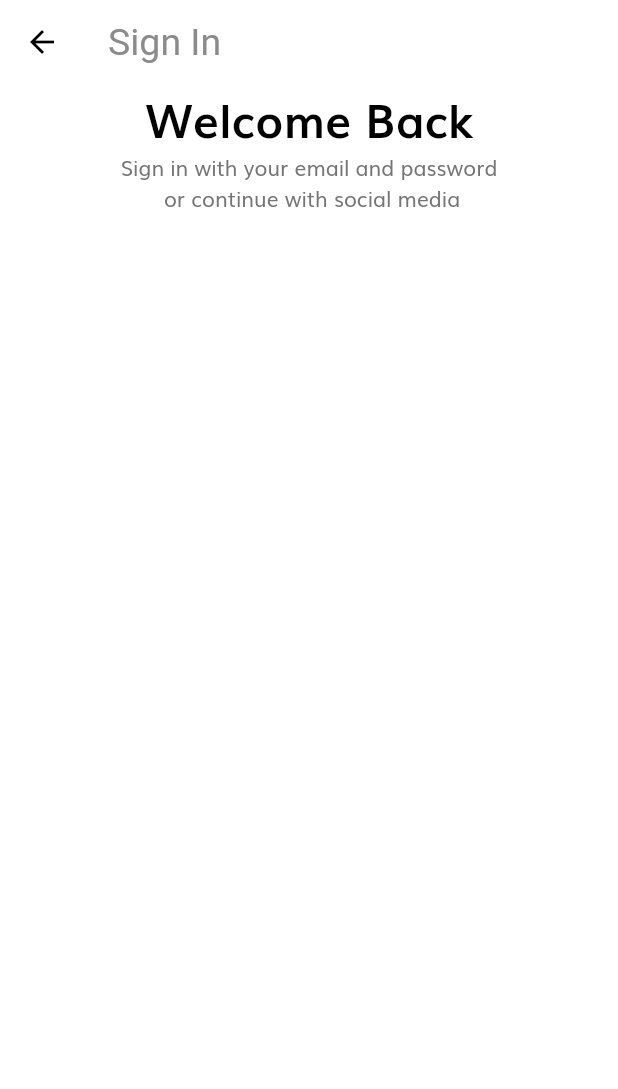
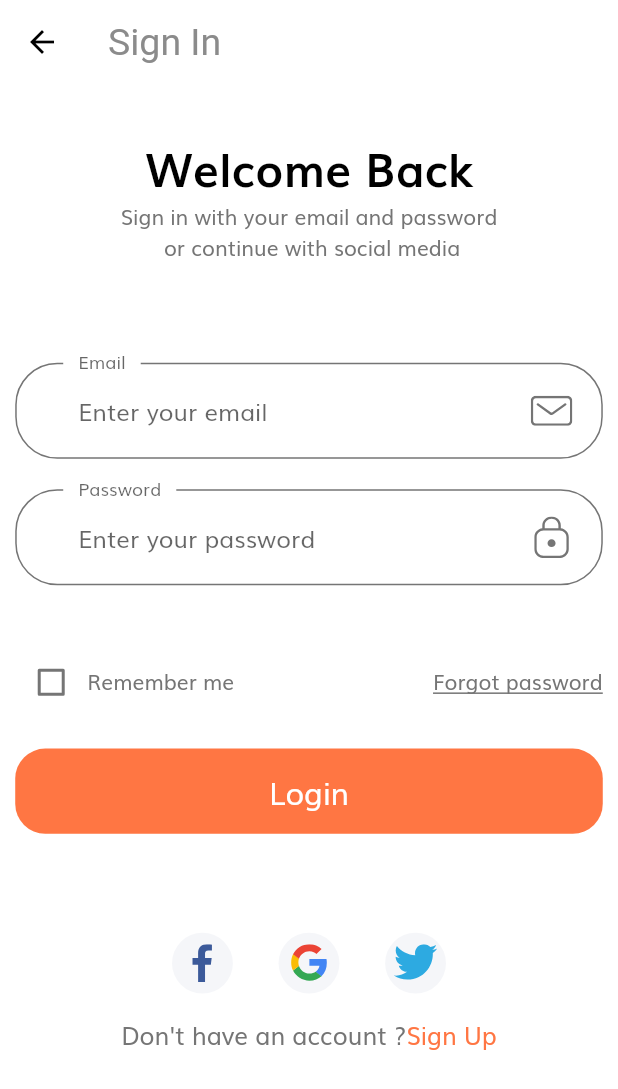
Before and after one commit to DelRoos/e-commerce-themplate, a Flutter app: the screen it shows after launch, after a tap on "Continue", on a phone screen of 412 x 824 dp. Shown: the top 1089 px of the screen. Run offline on Flutter 3.47's test engine with Material 2 defaults, Android fonts, the phone set to English and light mode, and no system bars; our stand-ins replace flutter_svg.

Commit message:
middle sign in

```diff
--- /dev/null
+++ b/lib/components/custom_surffix_icon.dart
@@ -0,0 +1,27 @@
+import 'package:e_commerce/size_config.dart';
+import 'package:flutter/material.dart';
+import 'package:flutter_svg/flutter_svg.dart';
+
+class CustomSuffix extends StatelessWidget {
+  const CustomSuffix({
+    required this.svgIcon,
+    Key? key,
+  }) : super(key: key);
+  final String svgIcon;
+
+  @override
+  Widget build(BuildContext context) {
+    return Padding(
+      padding: EdgeInsets.fromLTRB(
+        0,
+        getProportionalWidth(20),
+        getProportionalWidth(40),
+        getProportionalWidth(20),
+      ),
+      child: SvgPicture.asset(
+        svgIcon,
+        height: getProportionalWidth(18),
+      ),
+    );
+  }
+}
--- /dev/null
+++ b/lib/components/form_error_text.dart
@@ -0,0 +1,36 @@
+import 'package:e_commerce/size_config.dart';
+import 'package:flutter/material.dart';
+import 'package:flutter_svg/flutter_svg.dart';
+
+class FormError extends StatelessWidget {
+  const FormError({
+    Key? key,
+    required this.errors,
+  }) : super(key: key);
+
+  final List<String> errors;
+
+  @override
+  Widget build(BuildContext context) {
+    return Column(
+      children: List.generate(
+          errors.length, (index) => formErrorText(error: errors[index])),
+    );
+  }
+
+  Row formErrorText({required String error}) {
+    return Row(
+      children: <Widget>[
+        SvgPicture.asset(
+          "assets/icons/Error.svg",
+          height: getProportionalWidth(14),
+          width: getProportionalWidth(14),
+        ),
+        SizedBox(
+          width: getProportionalWidth(10),
+        ),
+        Text(error),
+      ],
+    );
+  }
+}
--- /dev/null
+++ b/lib/components/social_card.dart
@@ -0,0 +1,32 @@
+import 'package:e_commerce/size_config.dart';
+import 'package:flutter/material.dart';
+import 'package:flutter_svg/flutter_svg.dart';
+
+class SocialCard extends StatelessWidget {
+  const SocialCard({
+    Key? key,
+    required this.icon,
+    required this.press,
+  }) : super(key: key);
+
+  final String icon;
+  final VoidCallback press;
+
+  @override
+  Widget build(BuildContext context) {
+    return GestureDetector(
+      onTap: press,
+      child: Container(
+        margin: EdgeInsets.symmetric(horizontal: getProportionalWidth(15 + 5)),
+        padding: EdgeInsets.all(getProportionalWidth(15)),
+        height: getProportionalHeight(40),
+        width: getProportionalWidth(40 + 60),
+        decoration: BoxDecoration(
+          color: Color(0xFFF5F6F9),
+          shape: BoxShape.circle,
+        ),
+        child: SvgPicture.asset(icon),
+      ),
+    );
+  }
+}
--- a/lib/constants.dart
+++ b/lib/constants.dart
@@ -11,3 +11,14 @@ const kSecondaryColor = Color(0xFF979797);
 const kTextColor = Color(0xFF757575);
 
 const kAnimationDuration = Duration(milliseconds: 200);
+
+final RegExp emailValidatorRegExp =
+    RegExp(r"^[a-zA-Z0-9.]+@[a-zA-Z0-9]+\.[a-zA-Z]+");
+const String kEmailNullError = "Please Enter your email";
+const String kInvalidEmailError = "Please Enter Valid Email";
+const String kPassNullError = "Please Enter your password";
+const String kShortPassError = "Password is too short";
+const String kMatchPassError = "Passwords don't match";
+const String kNamelNullError = "Please Enter your name";
+const String kPhoneNumberNullError = "Please Enter your phone number";
+const String kAddressNullError = "Please Enter your address";
--- a/lib/screens/sign_in/components/body.dart
+++ b/lib/screens/sign_in/components/body.dart
@@ -1,3 +1,6 @@
+import 'package:e_commerce/components/social_card.dart';
+import 'package:e_commerce/constants.dart';
+import 'package:e_commerce/screens/sign_in/components/sign_in_form.dart';
 import 'package:e_commerce/size_config.dart';
 import 'package:flutter/material.dart';
 
@@ -9,8 +12,16 @@ class Body extends StatelessWidget {
     return SafeArea(
       child: SizedBox(
         width: double.infinity,
+        child: Padding(
+          padding: EdgeInsets.symmetric(
+            horizontal: getProportionalWidth(20),
+          ),
+          child: SingleChildScrollView(
             child: Column(
               children: <Widget>[
+                SizedBox(
+                  height: SizeConfig.screenHeight * 0.04,
+                ),
                 Text(
                   'Welcome Back',
                   style: TextStyle(
@@ -23,7 +34,54 @@ class Body extends StatelessWidget {
                   "Sign in with your email and password\n or continue with social media",
                   textAlign: TextAlign.center,
                 ),
+                SizedBox(
+                  height: SizeConfig.screenHeight * 0.08,
+                ),
+                SignForm(),
+                SizedBox(
+                  height: SizeConfig.screenHeight * 0.08,
+                ),
+                Row(
+                  mainAxisAlignment: MainAxisAlignment.center,
+                  children: [
+                    SocialCard(
+                      icon: "assets/icons/facebook-2.svg",
+                      press: () {},
+                    ),
+                    SocialCard(
+                      icon: "assets/icons/google-icon.svg",
+                      press: () {},
+                    ),
+                    SocialCard(
+                      icon: "assets/icons/twitter.svg",
+                      press: () {},
+                    ),
                   ],
+                ),
+                SizedBox(
+                  height: getProportionalWidth(20 + 10),
+                ),
+                Row(
+                  mainAxisAlignment: MainAxisAlignment.center,
+                  children: <Widget>[
+                    Text(
+                      "Don't have an account ?",
+                      style: TextStyle(
+                        fontSize: getProportionalWidth(16 * 2),
+                      ),
+                    ),
+                    Text(
+                      "Sign Up",
+                      style: TextStyle(
+                        fontSize: getProportionalWidth(16 * 2),
+                        color: kPrimaryColor,
+                      ),
+                    ),
+                  ],
+                ),
+              ],
+            ),
+          ),
         ),
       ),
     );
--- /dev/null
+++ b/lib/screens/sign_in/components/sign_in_form.dart
@@ -0,0 +1,154 @@
+import 'package:e_commerce/components/custom_surffix_icon.dart';
+import 'package:e_commerce/components/default_button.dart';
+import 'package:e_commerce/components/form_error_text.dart';
+import 'package:e_commerce/constants.dart';
+import 'package:e_commerce/size_config.dart';
+import 'package:flutter/material.dart';
+
+class SignForm extends StatefulWidget {
+  const SignForm({Key? key}) : super(key: key);
+
+  @override
+  _SignFormState createState() => _SignFormState();
+}
+
+class _SignFormState extends State<SignForm> {
+  final _formKey = GlobalKey<FormState>();
+  final List<String> errors = [];
+  late String email, password;
+  bool remember = false;
+
+  @override
+  Widget build(BuildContext context) {
+    return Form(
+      key: _formKey,
+      child: Column(
+        children: <Widget>[
+          buildEmailMethod(),
+          SizedBox(
+            height: getProportionalHeight(20),
+          ),
+          buildPasswordMethod(),
+          SizedBox(
+            height: getProportionalHeight(20),
+          ),
+          FormError(errors: errors),
+          SizedBox(
+            height: getProportionalHeight(20),
+          ),
+          Row(
+            children: <Widget>[
+              Checkbox(
+                  value: remember,
+                  activeColor: kPrimaryColor,
+                  onChanged: (value) {
+                    setState(() {
+                      remember = value!;
+                    });
+                  }),
+              Text("Remember me"),
+              Spacer(),
+              Text(
+                "Forgot password",
+                style: TextStyle(
+                  decoration: TextDecoration.underline,
+                ),
+              ),
+            ],
+          ),
+          SizedBox(
+            height: getProportionalHeight(20),
+          ),
+          DefaultButton(
+              text: "Login",
+              press: () {
+                if (_formKey.currentState!.validate()) {
+                  _formKey.currentState!.save();
+                }
+              }),
+        ],
+      ),
+    );
+  }
+
+  TextFormField buildPasswordMethod() {
+    return TextFormField(
+      onSaved: (value) => password = value!,
+      obscureText: true,
+      keyboardType: TextInputType.emailAddress,
+      onChanged: (value) {
+        if (value.isEmpty && !errors.contains(kPassNullError)) {
+          setState(() {
+            errors.remove(kPassNullError);
+          });
+          return null;
+        } else if (value.length < 8 && !errors.contains(kShortPassError)) {
+          setState(() {
+            errors.remove(kShortPassError);
+          });
+        }
+      },
+      validator: (value) {
+        if (value!.isEmpty && !errors.contains(kPassNullError)) {
+          setState(() {
+            errors.add(kPassNullError);
+          });
+          return null;
+        } else if (value.length < 8 && !errors.contains(kShortPassError)) {
+          setState(() {
+            errors.add(kShortPassError);
+          });
+        }
+      },
+      decoration: InputDecoration(
+        hintText: "Enter your password",
+        labelText: "Password",
+        floatingLabelBehavior: FloatingLabelBehavior.always,
+        suffixIcon: CustomSuffix(
+          svgIcon: 'assets/icons/Lock.svg',
+        ),
+      ),
+    );
+  }
+
+  TextFormField buildEmailMethod() {
+    return TextFormField(
+      onSaved: (value) => email = value!,
+      onChanged: (value) {
+        if (value.isEmpty && !errors.contains(kEmailNullError)) {
+          setState(() {
+            errors.remove(kEmailNullError);
+          });
+          return null;
+        } else if (!emailValidatorRegExp.hasMatch(value) &&
+            !errors.contains(kInvalidEmailError)) {
+          setState(() {
+            errors.remove(kInvalidEmailError);
+          });
+        }
+      },
+      keyboardType: TextInputType.emailAddress,
+      validator: (value) {
+        if (value!.isEmpty && !errors.contains(kEmailNullError)) {
+          setState(() {
+            errors.add(kEmailNullError);
+          });
+          return null;
+        } else if (!emailValidatorRegExp.hasMatch(value) &&
+            !errors.contains(kInvalidEmailError)) {
+          setState(() {
+            errors.remove(kInvalidEmailError);
+          });
+        }
+      },
+      decoration: InputDecoration(
+        hintText: "Enter your email",
+        labelText: "Email",
+        floatingLabelBehavior: FloatingLabelBehavior.always,
+        suffixIcon: CustomSuffix(
+          svgIcon: 'assets/icons/Mail.svg',
+        ),
+      ),
+    );
+  }
+}
--- a/lib/theme.dart
+++ b/lib/theme.dart
@@ -7,8 +7,28 @@ ThemeData theme() {
     fontFamily: "Muli",
     textTheme: textTheme(),
     appBarTheme: appBarTheme(),
+    inputDecorationTheme: inputDecorationMethod(),
     // primarySwatch: Colors.blue,
     visualDensity: VisualDensity.adaptivePlatformDensity,
+  );
+}
+
+InputDecorationTheme inputDecorationMethod() {
+  OutlineInputBorder outlineInputBorder = OutlineInputBorder(
+    borderRadius: BorderRadius.circular(28),
+    borderSide: BorderSide(color: kTextColor),
+    gapPadding: 10,
+  );
+
+  return InputDecorationTheme(
+    // floatingLabelBehavior: FloatingLabelBehavior.always,
+    contentPadding: EdgeInsets.symmetric(
+      horizontal: 42,
+      vertical: 20,
+    ),
+    enabledBorder: outlineInputBorder,
+    focusedBorder: outlineInputBorder,
+    border: outlineInputBorder,
   );
 }
 
```
Lines whose indentation alone changed are shown as unchanged.
